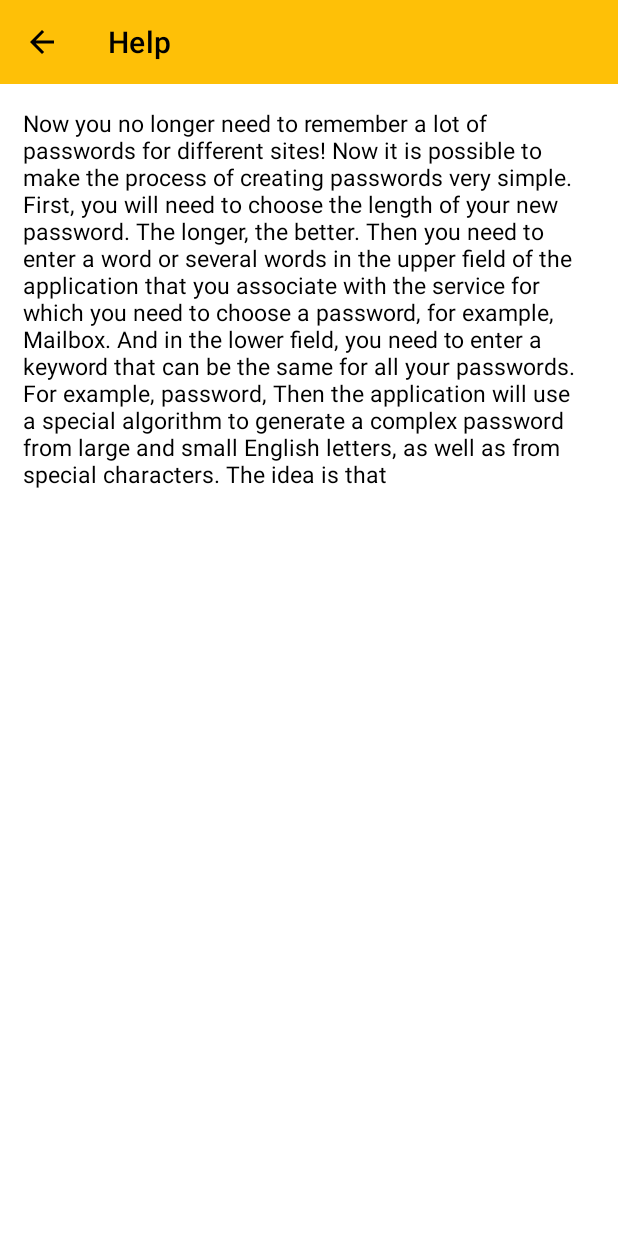
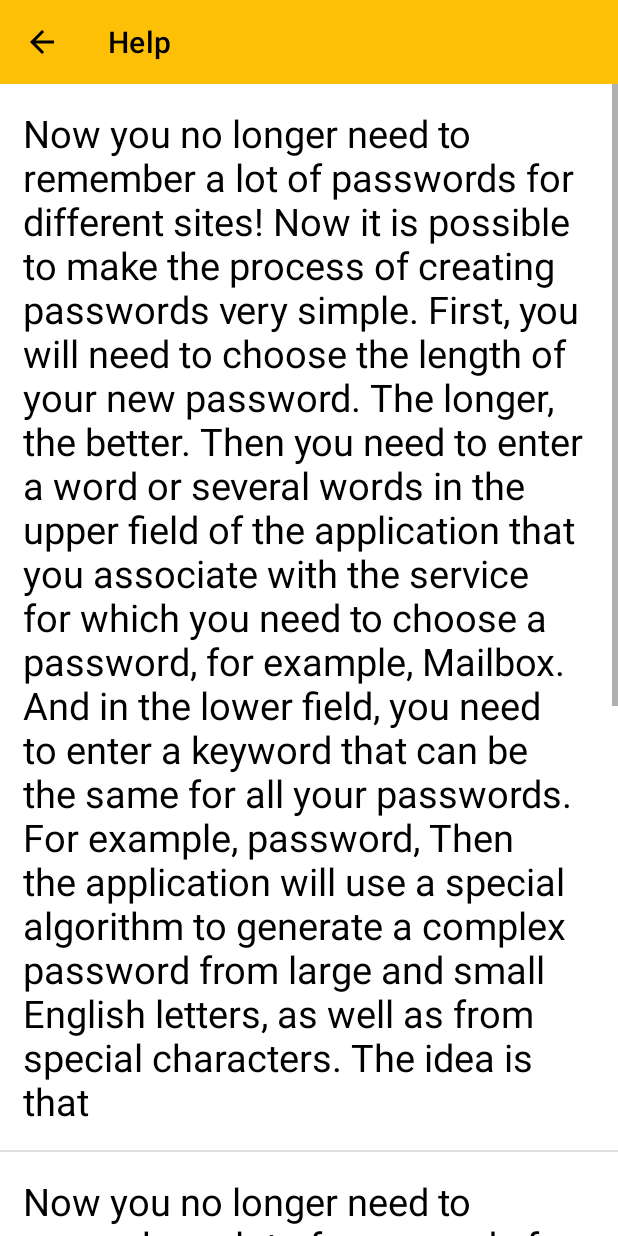
Before and after one commit to Baranov-Denis/Password_gen, an Android app: the screen it shows after launch (HelpActivity), after a tap on "Help", on a phone screen of 412 x 824 dp. Run offline under Robolectric (Android 15) with nearby library versions, the phone set to English and light mode, and no system bars.

Commit message:
some refractoring

```diff
--- a/app/src/main/java/com/example/passwordgenerator/PasswordCreator.java
+++ b/app/src/main/java/com/example/passwordgenerator/PasswordCreator.java
@@ -1,27 +1,52 @@
 package com.example.passwordgenerator;
 
 public class PasswordCreator {
-    //длина пароля
+    /**
+     * Длинна пароля по умолчанию через геттер передаётся на главный экран
+     * При вызове метода createPassword(String resourceName, String key, int passwordLength, boolean strongPassword)
+     * устанавливается переданная длинна
+     */
     private int passwordLength = 25;
-    //Если MAX_CHAR = 125, тогда не получаем char с номером 125
-    private final static int MAX_CHAR = 126;
-    private final static int MIN_CHAR = 33;
 
-    private final static int[] fullCharArray = {33,34,35,36,37,38,39,40,41,42,43,44,45,46,47,48,49,50,
-    51,52,53,54,55,56,57,58,59,60,61,62,63,64,65,66,67,68,69,70,71,72,73,74,75,76,77,78,79,80,81,82,83,
-    84,85,86,87,88,89,90,91,92,93,94,95,96,97,98,99,100,101,102,103,104,105,106,107,108,109,110,111,112,
-    113,114,115,116,117,118,119,120,121,122,123,124,125};
+    /**
+     * Массив из всех символов a-z A-Z и символы
+     * Каждое число обозначает числовое представление символа
+     *
+     * char x = (char) 33;
+     * Равносильно следующей записи:
+     * char x = (char) fullCharArray[0];
+     */
+    private final static int[] fullCharArray = {33, 34, 35, 36, 37, 38, 39, 40, 41, 42, 43, 44, 45, 46, 47, 48, 49, 50,
+            51, 52, 53, 54, 55, 56, 57, 58, 59, 60, 61, 62, 63, 64, 65, 66, 67, 68, 69, 70, 71, 72, 73, 74, 75, 76, 77,
+            78, 79, 80, 81, 82, 83, 84, 85, 86, 87, 88, 89, 90, 91, 92, 93, 94, 95, 96, 97, 98, 99, 100, 101, 102, 103,
+            104, 105, 106, 107, 108, 109, 110, 111, 112, 113, 114, 115, 116, 117, 118, 119, 120, 121, 122, 123, 124, 125};
 
+    /**
+     * Сокращённый массив с меньшим количеством кол-вом символов если пароль не проходит
+     */
+    private final static int[] cutCharArray = {33, 40, 41, 42, 43, 44, 45, 46, 48, 49, 50, 51, 52, 53, 54, 55, 56, 57,
+            60, 61, 62, 65, 66, 67, 68, 69, 70, 71, 72, 73, 74, 75, 76, 77, 78, 79, 80, 81, 82, 83, 84, 85, 86, 87, 88,
+            89, 90, 95, 97, 98, 99, 100, 101, 102, 103, 104, 105, 106, 107, 108, 109, 110, 111, 112, 113, 114, 115, 116,
+            117, 118, 119, 120, 121, 122};
 
-    private final static int[] cutCharArray = {33,40,41,43,45,48,49,50,51,52,53,54,55,56,57,61,62,65,66,67,68,
-    69,70,71,72,73,74,75,76,77,78,79,80,81,82,83,84,85,86,87,88,89,90,95,97,98,99,100,101,102,103,104,105,106,
-    107,108,109,110,111,112,113,114,115,116,117,118,119,120,121,122};
-
+    /**
+     * Массив для того, чтобы один раз в начале выполнения программы определить какой из массивов будет использован полный или урезанный
+     */
     private int[] currentArray;
 
-    //Не менять VAR_1 и VAR_2 - оптимально равномерное распределение
+    /**
+     * Не менять VAR_1 и VAR_2 - оптимально равномерное распределение
+     * Переменные для того, чтобы использовать один метод для преобразования пользовательских слов
+     * для разных слов задаём разные числа и тогда даже при двух одинаковых словах получаем разные пароли
+     */
     private final static int VAR_1 = 37;
     private final static int VAR_2 = 69;
+
+    /**
+     * Переменная которая определяет какой массив использовать
+     * если определена true  то  ->  fullCharArray
+     * если определена false то  ->  cutCharArray
+     */
     private boolean strongPassword;
 
     public int getPasswordLength() {
@@ -35,7 +60,7 @@ public class PasswordCreator {
     }
 
     private String startCreatingString(String resourceName, String key) {
-        if(strongPassword) currentArray = fullCharArray;
+        if (strongPassword) currentArray = fullCharArray;
         else currentArray = cutCharArray;
         int[] intArrayFromResource = correctString(resourceName.trim(), VAR_1);
         int[] intArrayFromKey = correctString(key.trim(), VAR_2);
@@ -44,7 +69,12 @@ public class PasswordCreator {
     }
 
 
-    //Преобразуем входящую строку
+    /**
+     *
+     * @param stringForCorrection
+     * @param variation
+     * @return
+     */
     private int[] correctString(String stringForCorrection, int variation) {
         int[] hashArray = new int[passwordLength];
         stringForCorrection = stringForCorrection.trim();
@@ -74,50 +104,40 @@ public class PasswordCreator {
     }
 
 
-    //Получаем разность массивов
-
-    private  int[] process(int[] one, int[] two ){
+    /**
+     *
+     * @return Метод возвращает массив чисел, которые
+     * будут использованы в качестве индексов для извлечения номеров символов из
+     * полного или урезанного массива.
+     */
+    private int[] process(int[] one, int[] two) {
         int[] resultArr = new int[passwordLength];
-        for(int i = 0 ; i < passwordLength ; i++){
+        for (int i = 0; i < passwordLength; i++) {
             int a = one[i];
             int b = two[i];
-            int result ;
-           // if(strongPassword) {
-                result =   subtractingChars(a, b);
-         //   }else {
-           //     result =   subtractingChars(a, b, cutCharArray);
-        //    }
+            int result = subtractingChars(a, b);
+            resultArr[i] = result;
+        }
+        return resultArr;
+    }
 
 
-            resultArr[i] = result;
-        }
-        return resultArr ;
-    }
-
-   /* private int subtractingChars(int a , int b){
+    /**
+     * Вычитание символов.
+     * Метод подсчитывает так, чтобы попасть в диапазон массива
+     * и возвращает число, которое в дальнейшем будет использовано
+     * в качестве индекса для извлечения номера символа из
+     * полного или урезанного массива.
+     **/
+    private int subtractingChars(int a, int b) {
         int result = a - b;
-        while(result > MAX_CHAR){
+        while (result > currentArray.length) {
             result = result - b;
         }
-
-        while(result < MIN_CHAR){
-            result = MAX_CHAR - (MIN_CHAR - result) ;
+        while (result < 0) {
+            result = currentArray.length - (-result);
         }
         return result;
-    }*/
-
-    private int subtractingChars(int a , int b){
-        int result = a - b;
-        while(result > currentArray.length){
-            result = result - b;
-        }
-
-        while(result < 0){
-            result = currentArray.length - (0 - result) ;
-        }
-
-        return result;
-
     }
 
     /*
@@ -129,7 +149,7 @@ public class PasswordCreator {
     private String createStringFromIntegerArray(int[] intArray) {
         StringBuilder stringFromArray = new StringBuilder();
 
-            for (int integer : intArray) stringFromArray.append((char) currentArray[integer]);
+        for (int integer : intArray) stringFromArray.append((char) currentArray[integer]);
 
         return stringFromArray.toString();
     }
--- a/app/src/main/res/layout/activity_help.xml
+++ b/app/src/main/res/layout/activity_help.xml
@@ -4,8 +4,7 @@
     xmlns:tools="http://schemas.android.com/tools"
     android:layout_width="match_parent"
     android:layout_height="match_parent"
-    tools:context=".HelpActivity"
-    >
+    tools:context=".HelpActivity">
 
     <LinearLayout
         android:layout_width="match_parent"
@@ -22,12 +21,37 @@
             app:theme="@style/ToolbarTheme"
             app:titleTextColor="@color/black" />
 
-        <TextView
+        <ScrollView
             android:layout_width="match_parent"
-            android:layout_height="match_parent"
-            android:textSize="15sp"
-            android:text="@string/help_text"
-            android:padding="15dp"/>
+            android:layout_height="match_parent">
+
+            <LinearLayout
+                android:layout_width="match_parent"
+                android:layout_height="wrap_content"
+                android:orientation="vertical">
+            <TextView
+                android:layout_width="match_parent"
+                android:layout_height="wrap_content"
+                android:padding="15dp"
+                android:text="@string/help_text"
+                android:textSize="25sp" />
+            <View
+                android:id="@+id/divider"
+                android:layout_width="match_parent"
+                android:layout_height="1dp"
+                android:background="?android:attr/listDivider" />
+
+            <TextView
+                android:layout_width="match_parent"
+                android:layout_height="wrap_content"
+                android:padding="15dp"
+                android:text="@string/help_text"
+                android:textSize="25sp" />
+            </LinearLayout>
+        </ScrollView>
+
+
+
 
     </LinearLayout>
 
```
